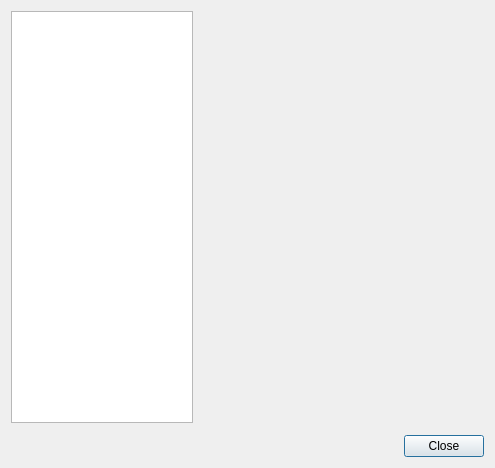
Old version of the form ui/settingsdialog.ui in the repository romeoxbm/depgraphv.
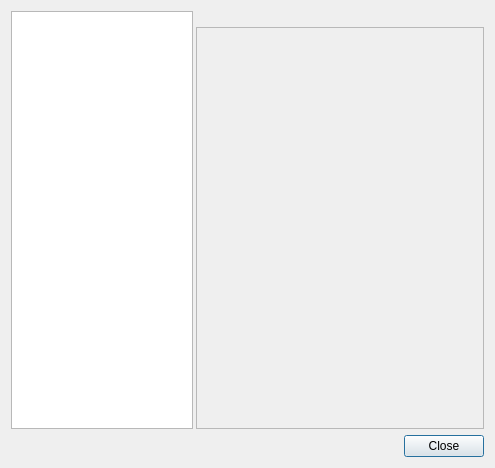
New version of the form.

Commit message: - Better handling of LanguageChange event in SettingsDialog; - SettingsDialog's pages now showed in a scrollable area;

The edit to the form file:
```diff
--- a/ui/settingsdialog.ui
+++ b/ui/settingsdialog.ui
@@ -19,12 +19,12 @@
   <property name="windowTitle">
    <string>Settings</string>
   </property>
-  <layout class="QVBoxLayout" name="verticalLayout" stretch="0,0">
-   <property name="spacing">
-    <number>12</number>
-   </property>
+  <layout class="QVBoxLayout" name="verticalLayout_2">
    <item>
     <layout class="QHBoxLayout" name="horizontalLayout">
+     <property name="spacing">
+      <number>3</number>
+     </property>
      <item>
       <widget class="QListWidget" name="listWidget">
        <property name="minimumSize">
@@ -66,14 +66,80 @@
       </widget>
      </item>
      <item>
-      <widget class="QStackedWidget" name="stackedWidget">
-       <property name="sizePolicy">
-        <sizepolicy hsizetype="MinimumExpanding" vsizetype="Preferred">
-         <horstretch>0</horstretch>
-         <verstretch>0</verstretch>
-        </sizepolicy>
+      <layout class="QVBoxLayout" name="verticalLayout">
+       <property name="spacing">
+        <number>2</number>
        </property>
-      </widget>
+       <property name="rightMargin">
+        <number>0</number>
+       </property>
+       <item>
+        <widget class="QLabel" name="pageLabel">
+         <property name="font">
+          <font>
+           <weight>75</weight>
+           <bold>true</bold>
+          </font>
+         </property>
+         <property name="text">
+          <string notr="true"/>
+         </property>
+        </widget>
+       </item>
+       <item>
+        <widget class="QScrollArea" name="scrollArea">
+         <property name="frameShape">
+          <enum>QFrame::StyledPanel</enum>
+         </property>
+         <property name="sizeAdjustPolicy">
+          <enum>QAbstractScrollArea::AdjustToContents</enum>
+         </property>
+         <property name="widgetResizable">
+          <bool>true</bool>
+         </property>
+         <widget class="QWidget" name="scrollAreaWidgetContents">
+          <property name="geometry">
+           <rect>
+            <x>0</x>
+            <y>0</y>
+            <width>286</width>
+            <height>396</height>
+           </rect>
+          </property>
+          <layout class="QGridLayout" name="gridLayout">
+           <property name="leftMargin">
+            <number>0</number>
+           </property>
+           <property name="topMargin">
+            <number>0</number>
+           </property>
+           <property name="rightMargin">
+            <number>3</number>
+           </property>
+           <property name="bottomMargin">
+            <number>0</number>
+           </property>
+           <property name="spacing">
+            <number>0</number>
+           </property>
+           <item row="0" column="0">
+            <widget class="QStackedWidget" name="stackedWidget">
+             <property name="sizePolicy">
+              <sizepolicy hsizetype="Preferred" vsizetype="Minimum">
+               <horstretch>0</horstretch>
+               <verstretch>0</verstretch>
+              </sizepolicy>
+             </property>
+             <property name="frameShape">
+              <enum>QFrame::NoFrame</enum>
+             </property>
+            </widget>
+           </item>
+          </layout>
+         </widget>
+        </widget>
+       </item>
+      </layout>
      </item>
     </layout>
    </item>
```
The commit also changes 7 other files.
